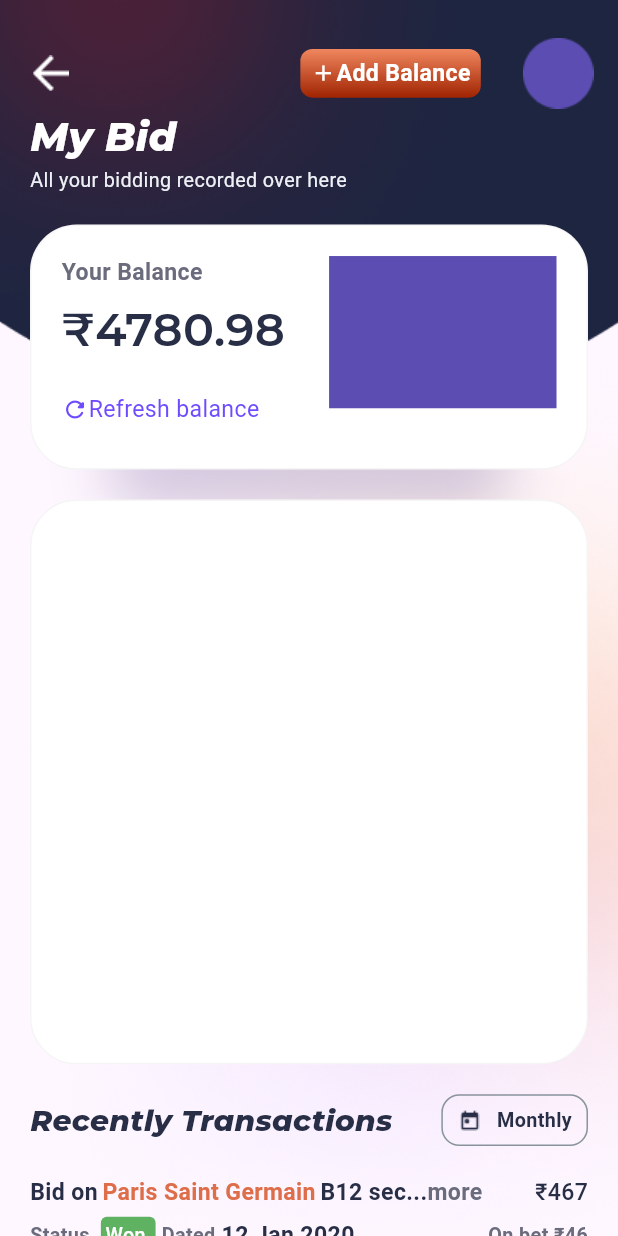
After one commit to errorsproducation/CricketPoll_Bit, a Flutter app: the Your_Wallet_Page screen opened directly, on a phone screen of 412 x 824 dp. The commit adds this screen. Run offline on Flutter 3.47's test engine with Material 3 defaults, Android fonts, the light colour scheme and no system bars; our stand-ins replace flutter_screenutil, google_fonts, percent_indicator, shared_preferences, simple_gradient_text; accounts and stored records are empty.

Commit message:
Working on with the Your _Wallet page Create the attribute of recently transactions and your balance

```diff
--- a/lib/Navigator/Bottom_Navigator.dart
+++ b/lib/Navigator/Bottom_Navigator.dart
@@ -1,4 +1,4 @@
-import 'package:apiauth/Pages/Dashboard.dart';
+import 'package:apiauth/Pages/DashBoard/Dashboard.dart';
 import 'package:apiauth/Pages/Keep_Searching.dart';
 import 'package:apiauth/Pages/MyBets/MyBets_Screen.dart';
 import 'package:apiauth/Pages/News/News_Screen.dart';
--- a/lib/Pages/Dashboard.dart
+++ b/lib/Pages/DashBoard/Dashboard.dart
@@ -1,3 +1,4 @@
+import 'package:apiauth/Pages/Your_Wallet/Your_Wallet_Page.dart';
 import 'package:flutter/material.dart';
 import 'package:flutter/services.dart';
 import 'package:flutter_screenutil/flutter_screenutil.dart';
@@ -70,13 +71,18 @@ class _DashboardState extends State<Dashboard> {
                                 ),
                               ),
 
-                              Container(
+                              InkWell(
+                                onTap: () {
+                                  Navigator.of(context).push(MaterialPageRoute(builder: (context)=>Your_Wallet_Page()));
+                                },
+                                child: Container(
                                   width: 30.w,
                                   height: 30.h,
                                   decoration: BoxDecoration(
                                     image: DecorationImage(
                                       image: AssetImage(
                                           "assets/Wallet.png"
+                                      ),
                                     ),
                                   ),
                                 ),
--- a/lib/Pages/OnBoarding/OnBoard_3.dart
+++ b/lib/Pages/OnBoarding/OnBoard_3.dart
@@ -1,5 +1,5 @@
 import 'package:apiauth/Navigator/Bottom_Navigator.dart';
-import 'package:apiauth/Pages/Dashboard.dart';
+import 'package:apiauth/Pages/DashBoard/Dashboard.dart';
 import 'package:apiauth/Pages/Keep_Searching.dart';
 import 'package:flutter/material.dart';
 import 'package:flutter_screenutil/flutter_screenutil.dart';
--- a/lib/Pages/Splash_Screen.dart
+++ b/lib/Pages/Splash_Screen.dart
@@ -1,4 +1,4 @@
-import 'package:apiauth/Pages/Dashboard.dart';
+import 'package:apiauth/Pages/DashBoard/Dashboard.dart';
 import 'package:apiauth/Pages/OnBoarding/OnBoard_1.dart';
 import 'package:flutter/material.dart';
 
--- /dev/null
+++ b/lib/Pages/Your_Wallet/List_Recently_Transactions.dart
@@ -0,0 +1,133 @@
+import 'package:flutter/material.dart';
+import 'package:flutter_screenutil/flutter_screenutil.dart';
+import 'package:google_fonts/google_fonts.dart';
+
+class List_Recently_Transactions extends StatelessWidget {
+  const List_Recently_Transactions({super.key});
+
+  @override
+  Widget build(BuildContext context) {
+    return Column(
+      children: [
+        Row(
+          mainAxisAlignment: MainAxisAlignment.spaceBetween,
+          children: [
+            Row(
+              children: [
+                Text("Bid on",
+                  style:  GoogleFonts.roboto(
+                    color: Color(0xff272E46),
+                    fontSize: 14.sp,
+                    fontWeight: FontWeight.w600,
+                  ),
+                ),
+                SizedBox(width: 03,),
+                Text("Paris Saint Germain",
+                  style:  GoogleFonts.roboto(
+                    color: Color(0xffDE6D49),
+                    fontSize: 14.sp,
+                    fontWeight: FontWeight.w600,
+                  ),
+                ),
+                SizedBox(width: 03,),
+                Text("B12 sec...",
+                  style:  GoogleFonts.roboto(
+                    color: Color(0xff272E46),
+                    fontSize: 14.sp,
+                    fontWeight: FontWeight.w700,
+                  ),
+                ),
+                Text("more",
+                  style:  GoogleFonts.roboto(
+                    color: Color(0xff6A6B7C),
+                    fontSize: 14.sp,
+                    fontWeight: FontWeight.w600,
+                  ),
+                ),
+              ],
+            ),
+
+            Text("₹467",
+              style:  GoogleFonts.roboto(
+                color: Color(0xff272E46),
+                fontSize: 14.sp,
+                fontWeight: FontWeight.w500,
+              ),
+            ),
+
+          ],
+        ),
+        SizedBox(height: 05.h,),
+
+        Row(
+          mainAxisAlignment: MainAxisAlignment.spaceBetween,
+          children: [
+
+            Row(
+              children: [
+                Text("Status ",
+                  style:  GoogleFonts.roboto(
+                    color: Color(0xff6A6B7C),
+                    fontSize: 12.sp,
+                    fontWeight: FontWeight.w600,
+                  ),
+                ),
+                SizedBox(width: 04,),
+                Container(
+                  padding: EdgeInsets.all(3),
+                  child: Center(
+                    child: Text("Won ",
+                      style:  GoogleFonts.roboto(
+                        color: Colors.white,
+                        fontSize: 12.sp,
+                        fontWeight: FontWeight.w500,
+                      ),
+                    ),
+                  ),
+                  decoration: BoxDecoration(
+                    color: Color(0xff60B263),
+                    borderRadius: BorderRadius.circular(4),
+                  ),
+                ),
+                SizedBox(width: 04,),
+                Text("Dated",
+                  style:  GoogleFonts.roboto(
+                    color: Color(0xff6A6B7C),
+                    fontSize: 12.sp,
+                    fontWeight: FontWeight.w600,
+                  ),
+                ),
+                SizedBox(width: 04,),
+                Text("12 Jan 2020",
+                  style:  GoogleFonts.roboto(
+                    color: Color(0xff272E46),
+                    fontSize: 14.sp,
+                    fontWeight: FontWeight.w600,
+                  ),
+                ),
+              ],
+            ),
+
+
+            Text("On bet ₹46",
+              style:  GoogleFonts.roboto(
+                color: Color(0xff6A6B7C),
+                fontSize: 12.sp,
+                fontWeight: FontWeight.w600,
+              ),
+            ),
+          ],
+        ),
+
+        SizedBox(height: 20.h,),
+
+        Divider(
+          color: Color(0xff6A6B7C),
+          thickness: 0.5,
+        ),
+
+
+      ],
+    );
+  }
+}
--- /dev/null
+++ b/lib/Pages/Your_Wallet/Your_Wallet_Page.dart
@@ -0,0 +1,317 @@
+import 'package:flutter/material.dart';
+import 'package:flutter_screenutil/flutter_screenutil.dart';
+import 'package:google_fonts/google_fonts.dart';
+
+import 'List_Recently_Transactions.dart';
+
+class Your_Wallet_Page extends StatefulWidget {
+  const Your_Wallet_Page({super.key});
+
+  @override
+  State<Your_Wallet_Page> createState() => _Your_Wallet_PageState();
+}
+
+class _Your_Wallet_PageState extends State<Your_Wallet_Page> {
+  @override
+  Widget build(BuildContext context) {
+    return Scaffold(
+      body: Stack(
+        children: [
+          Container(
+            width: 787.w,
+            height: double.infinity,
+            decoration: BoxDecoration(
+              image: DecorationImage(image: AssetImage('assets/elipse_your_wallet.png'),
+                alignment: Alignment.topCenter,
+                fit: BoxFit.fitWidth,
+              ),
+            ),
+          ),
+          Container(
+            width: double.infinity,
+            height: double.infinity,
+            decoration: BoxDecoration(
+               image: DecorationImage(image: AssetImage('assets/bg_your_wallet.png'),
+               fit: BoxFit.fitWidth,
+               ),
+            ),
+          ),
+
+          SingleChildScrollView(
+            child: Column(
+              children: [
+                Padding(
+                  padding: const EdgeInsets.only(right: 14,left: 14,top: 25),
+                  child: Row(
+                    mainAxisAlignment: MainAxisAlignment.spaceBetween,
+                    children: [
+                      Container(
+                        width: 36.w,
+                        height: 36.h,
+                        decoration: BoxDecoration(
+                          image: DecorationImage(
+                            image: AssetImage(
+                                "assets/back_arrow.png"
+                            ),
+                          ),
+                        ),
+                      ),
+
+                      Container(
+                        width: 180.w,
+                        child: Row(
+                          mainAxisAlignment: MainAxisAlignment.spaceBetween,
+                          children: [
+
+                            Container(
+                              width: 109.5.w,
+                              height: 32.h,
+                              child: Row(
+                                crossAxisAlignment: CrossAxisAlignment.center,
+                                mainAxisAlignment: MainAxisAlignment.center,
+                                children: [
+                                  Icon(
+                                    size: 17.21,
+                                      color: Colors.white,
+                                      Icons.add,
+                                  ),
+                                  Text("Add Balance",
+                                    style:  GoogleFonts.roboto(
+                                      color: Colors.white,
+                                      fontSize: 14.sp,
+                                      fontWeight: FontWeight.w600,
+                                    ),
+                                  ),
+                                ],
+                              ),
+                              decoration: BoxDecoration(
+                                borderRadius: BorderRadius.circular(8),
+
+                                gradient: LinearGradient(
+                                  begin: Alignment.topCenter,
+                                end: Alignment.bottomCenter,
+                                colors: [Color(0xffF0875F),Color(0xffA02401)],
+                                ),
+                              ),
+                            ),
+
+                            Container(
+                              width: 47.w,
+                              height: 47.h,
+                              decoration: BoxDecoration(
+                                image: DecorationImage(
+                                  image: AssetImage(
+                                      "assets/Profile_dp.png"
+                                  ),
+                                ),
+                              ),
+                            ),
+
+                          ],
+                        ),
+                      ),
+                    ],
+                  ),
+                ),
+
+                Padding(
+                  padding: const EdgeInsets.only(right: 20,left: 20),
+                  child: Row(
+                    children: [
+
+                      Text("My Bid",
+                        style:  GoogleFonts.montserrat(
+                          color: Colors.white,
+                          fontSize: 24.sp,
+                          fontStyle: FontStyle.italic,
+                          fontWeight: FontWeight.w800,
+                        ),
+                      ),
+                    ],
+                  ),
+                ),
+
+                Padding(
+                  padding: const EdgeInsets.only(right: 20,left: 20),
+                  child: Row(
+                    children: [
+                      Text("All your bidding recorded over here",
+                        style:  GoogleFonts.roboto(
+                          color: Color(0xffEEF1F6),
+                          fontSize: 12.sp,
+                          fontWeight: FontWeight.w400,
+                        ),
+                      ),
+                    ],
+                  ),
+                ),
+
+
+                Padding(
+                  padding: const EdgeInsets.only(right: 20.0,left: 20.0,top: 20,),
+                  child: Container(
+                    width: 390.w,
+                    height: 161.h,
+                    child: Padding(
+                      padding: const EdgeInsets.all(20),
+                      child: Row(
+                        mainAxisAlignment: MainAxisAlignment.spaceBetween,
+                        children: [
+                          Column(
+                            crossAxisAlignment: CrossAxisAlignment.start,
+                            children: [
+                              Text("Your Balance",
+                                style:  GoogleFonts.roboto(
+                                  color: Color(0xff6A6B7C),
+                                  fontSize: 14.sp,
+                                  fontWeight: FontWeight.w600,
+                                ),
+                              ),
+                              SizedBox(height: 05,),
+                              Text("₹4780.98",
+                                style:  GoogleFonts.montserrat(
+                                  color: Color(0xff272E46),
+                                  fontSize: 28.sp,
+                                  fontWeight: FontWeight.w600,
+                                ),
+                              ),
+
+                              SizedBox(height: 20,),
+
+
+                              Row(
+                                children: [
+                                  Icon(
+                                    size: 18,
+                                      color: Color(0xff6F4BFF),
+                                      Icons.refresh_rounded
+                                  ),
+
+                                  Text("Refresh balance",
+                                    style:  GoogleFonts.roboto(
+                                      color: Color(0xff6F4BFF),
+                                      fontSize: 14.sp,
+                                      fontWeight: FontWeight.w400,
+                                    ),
+                                  ),
+
+                                ],
+                              ),
+                            ],
+                          ),
+
+                          Column(
+                            children: [
+                              Container(
+                                width: 138.w,
+                                height: 100.h,
+                                decoration: BoxDecoration(
+                                  color: Color(0xff5C4DB2),
+                                ),
+                              )
+                            ],
+                          )
+                        ],
+                      ),
+                    ),
+                    decoration: BoxDecoration(
+                      borderRadius: BorderRadius.circular(31),
+                      color: Colors.white,
+                      border: Border.all(
+                        color: Colors.grey.withOpacity(0.1),
+                      ),
+                      boxShadow: [
+                        BoxShadow(
+                        color: Color(0xff2A0C68).withOpacity(0.2), // Color with alpha component
+                        offset: Offset(0, 78), // Horizontal and vertical offset
+                        blurRadius: 33, // Blur radius
+                        spreadRadius: -50, // Spread radius
+                      ),
+                      ]
+                    ),
+                  ),
+                ),
+
+
+
+                Padding(
+                  padding: const EdgeInsets.only(right: 20.0,left: 20.0,top: 20,),
+                  child: Container(
+                    width: 390.w,
+                    height: 371.h,
+                    decoration: BoxDecoration(
+                      borderRadius: BorderRadius.circular(31),
+                      color: Colors.white,
+                      border: Border.all(
+                        color: Colors.grey.withOpacity(0.1),
+                      )
+                    ),
+                  ),
+                ),
+
+
+                Padding(
+                  padding: const EdgeInsets.only(right: 20.0,left: 20,top: 20,),
+                  child: Row(
+                    mainAxisAlignment:  MainAxisAlignment.spaceBetween,
+                    crossAxisAlignment: CrossAxisAlignment.center,
+                    children: [
+                      Text("Recently Transactions",
+                        style:  GoogleFonts.montserrat(
+                          color: Color(0xff272E46),
+                          fontSize: 18.sp,
+                          fontStyle: FontStyle.italic,
+                          fontWeight: FontWeight.w800,
+                        ),
+                      ),
+
+                      Container(
+                        width: 89.w,
+                        height: 34.h,
+                        child: Row(
+                          mainAxisAlignment: MainAxisAlignment.spaceEvenly,
+                          children: [
+                            Container(
+                              width: 15.w,
+                              height: 15.h,
+                              decoration: BoxDecoration(
+                                image: DecorationImage(image: AssetImage('assets/date_icon.png'),),
+                              ),
+                            ),
+                            Text("Monthly",
+                              style:  GoogleFonts.roboto(
+                                color: Color(0xff272E46),
+                                fontSize: 12.sp,
+                                fontWeight: FontWeight.w600,
+                              ),
+                            ),
+
+                          ],
+                        ),
+                        decoration: BoxDecoration(
+                          borderRadius: BorderRadius.circular(12),
+                          border: Border.all(
+                            color: Color(0xff88939C),
+                          ),
+                        ),
+                      )
+                    ],
+                  ),
+                ),
+
+                Padding(
+                  padding: const EdgeInsets.only(right: 20.0,left: 20,top: 20,),
+                  child: List_Recently_Transactions(),
+                ),
+
+
+
+              ],
+            ),
+          ),
+
+        ],
+      ),
+    );
+  }
+}
--- a/lib/main.dart
+++ b/lib/main.dart
@@ -1,5 +1,5 @@
 import 'package:apiauth/Auth/LoginPage.dart';
-import 'package:apiauth/Pages/Dashboard.dart';
+import 'package:apiauth/Pages/DashBoard/Dashboard.dart';
 import 'package:apiauth/Pages/Splash_Screen.dart';
 import 'package:flutter/material.dart';
 import 'package:flutter_screenutil/flutter_screenutil.dart';
--- a/pubspec.yaml
+++ b/pubspec.yaml
@@ -41,6 +41,7 @@ dependencies:
   flutter_screenutil: ^5.9.0
   simple_gradient_text: ^1.3.0
   percent_indicator: ^4.2.3
+  fl_chart: ^0.68.0
 
 dev_dependencies:
   flutter_test:
```
Also changed, not shown: assets/bg_your_wallet.png (added), assets/date_icon.png (added), assets/elipse_your_wallet.png (added), pubspec.lock. Lines whose indentation alone changed are shown as unchanged.
